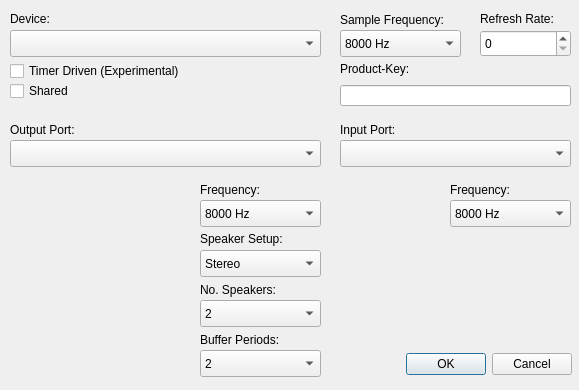
adalinbv/aax-support, file src/aaxconfig.ui: the form before one commit.
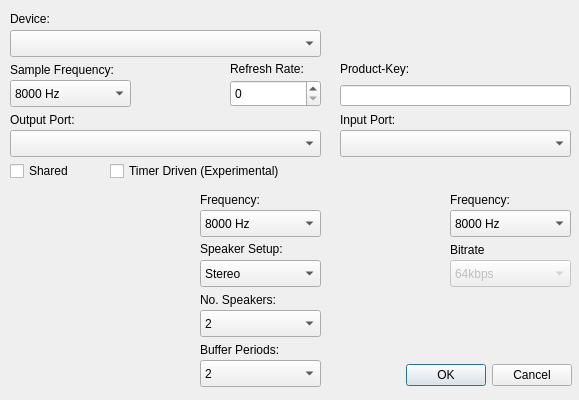
The form after the commit. Custom widgets are drawn as their Qt base class.

Commit message: rearange the UI a bit and keep track of <bitrate></bitrate> in case of 'AeonWave on Audio Files'

What changed in the file:
```diff
--- a/src/aaxconfig.ui
+++ b/src/aaxconfig.ui
@@ -7,19 +7,19 @@
     <x>0</x>
     <y>0</y>
     <width>579</width>
-    <height>390</height>
+    <height>400</height>
    </rect>
   </property>
   <property name="minimumSize">
    <size>
     <width>579</width>
-    <height>390</height>
+    <height>400</height>
    </size>
   </property>
   <property name="maximumSize">
    <size>
     <width>579</width>
-    <height>390</height>
+    <height>400</height>
    </size>
   </property>
   <property name="windowTitle">
@@ -55,7 +55,7 @@
    <property name="geometry">
     <rect>
      <x>200</x>
-     <y>250</y>
+     <y>260</y>
      <width>121</width>
      <height>27</height>
     </rect>
@@ -85,7 +85,7 @@
    <property name="geometry">
     <rect>
      <x>200</x>
-     <y>230</y>
+     <y>240</y>
      <width>121</width>
      <height>17</height>
     </rect>
@@ -121,7 +121,7 @@
    <property name="geometry">
     <rect>
      <x>200</x>
-     <y>180</y>
+     <y>190</y>
      <width>121</width>
      <height>20</height>
     </rect>
@@ -134,7 +134,7 @@
    <property name="geometry">
     <rect>
      <x>200</x>
-     <y>200</y>
+     <y>210</y>
      <width>121</width>
      <height>27</height>
     </rect>
@@ -204,7 +204,7 @@
    <property name="geometry">
     <rect>
      <x>200</x>
-     <y>300</y>
+     <y>310</y>
      <width>121</width>
      <height>27</height>
     </rect>
@@ -234,7 +234,7 @@
    <property name="geometry">
     <rect>
      <x>200</x>
-     <y>280</y>
+     <y>290</y>
      <width>121</width>
      <height>20</height>
     </rect>
@@ -247,7 +247,7 @@
    <property name="geometry">
     <rect>
      <x>10</x>
-     <y>140</y>
+     <y>130</y>
      <width>311</width>
      <height>27</height>
     </rect>
@@ -257,7 +257,7 @@
    <property name="geometry">
     <rect>
      <x>10</x>
-     <y>120</y>
+     <y>110</y>
      <width>151</width>
      <height>20</height>
     </rect>
@@ -270,7 +270,7 @@
    <property name="geometry">
     <rect>
      <x>450</x>
-     <y>180</y>
+     <y>190</y>
      <width>81</width>
      <height>20</height>
     </rect>
@@ -283,7 +283,7 @@
    <property name="geometry">
     <rect>
      <x>450</x>
-     <y>200</y>
+     <y>210</y>
      <width>121</width>
      <height>27</height>
     </rect>
@@ -353,7 +353,7 @@
    <property name="geometry">
     <rect>
      <x>340</x>
-     <y>120</y>
+     <y>110</y>
      <width>141</width>
      <height>20</height>
     </rect>
@@ -366,7 +366,7 @@
    <property name="geometry">
     <rect>
      <x>340</x>
-     <y>140</y>
+     <y>130</y>
      <width>231</width>
      <height>27</height>
     </rect>
@@ -376,7 +376,7 @@
    <property name="geometry">
     <rect>
      <x>0</x>
-     <y>190</y>
+     <y>200</y>
      <width>180</width>
      <height>180</height>
     </rect>
@@ -394,8 +394,8 @@
   <widget class="QLabel" name="label_general_sample_freq">
    <property name="geometry">
     <rect>
-     <x>340</x>
-     <y>10</y>
+     <x>10</x>
+     <y>60</y>
      <width>131</width>
      <height>20</height>
     </rect>
@@ -407,8 +407,8 @@
   <widget class="QComboBox" name="GeneralSampleFreq">
    <property name="geometry">
     <rect>
-     <x>340</x>
-     <y>30</y>
+     <x>10</x>
+     <y>80</y>
      <width>121</width>
      <height>27</height>
     </rect>
@@ -477,8 +477,8 @@
   <widget class="QSpinBox" name="RefreshRate">
    <property name="geometry">
     <rect>
-     <x>480</x>
-     <y>30</y>
+     <x>230</x>
+     <y>80</y>
      <width>91</width>
      <height>27</height>
     </rect>
@@ -487,8 +487,8 @@
   <widget class="QLabel" name="label_refresh_rate">
    <property name="geometry">
     <rect>
-     <x>480</x>
-     <y>10</y>
+     <x>230</x>
+     <y>60</y>
      <width>91</width>
      <height>17</height>
     </rect>
@@ -501,7 +501,7 @@
    <property name="geometry">
     <rect>
      <x>200</x>
-     <y>330</y>
+     <y>340</y>
      <width>121</width>
      <height>20</height>
     </rect>
@@ -514,7 +514,7 @@
    <property name="geometry">
     <rect>
      <x>200</x>
-     <y>350</y>
+     <y>360</y>
      <width>121</width>
      <height>27</height>
     </rect>
@@ -541,8 +541,8 @@
   <widget class="QCheckBox" name="Timer">
    <property name="geometry">
     <rect>
-     <x>10</x>
-     <y>60</y>
+     <x>110</x>
+     <y>160</y>
      <width>221</width>
      <height>22</height>
     </rect>
@@ -558,7 +558,7 @@
    <property name="geometry">
     <rect>
      <x>10</x>
-     <y>80</y>
+     <y>160</y>
      <width>97</width>
      <height>22</height>
     </rect>
@@ -574,7 +574,7 @@
    <property name="geometry">
     <rect>
      <x>351</x>
-     <y>348</y>
+     <y>359</y>
      <width>221</width>
      <height>32</height>
     </rect>
@@ -589,8 +589,8 @@
   <widget class="QLabel" name="graphicsView_logo">
    <property name="geometry">
     <rect>
-     <x>390</x>
-     <y>260</y>
+     <x>440</x>
+     <y>10</y>
      <width>130</width>
      <height>48</height>
     </rect>
@@ -608,6 +608,57 @@
     <set>Qt::AlignHCenter|Qt::AlignTop</set>
    </property>
   </widget>
+  <widget class="QComboBox" name="InputBitrate">
+   <property name="enabled">
+    <bool>false</bool>
+   </property>
+   <property name="geometry">
+    <rect>
+     <x>450</x>
+     <y>260</y>
+     <width>121</width>
+     <height>27</height>
+    </rect>
+   </property>
+   <item>
+    <property name="text">
+     <string>64kbps</string>
+    </property>
+   </item>
+   <item>
+    <property name="text">
+     <string>128kpbs</string>
+    </property>
+   </item>
+   <item>
+    <property name="text">
+     <string>192kbps</string>
+    </property>
+   </item>
+   <item>
+    <property name="text">
+     <string>256kbps</string>
+    </property>
+   </item>
+   <item>
+    <property name="text">
+     <string>320kbps</string>
+    </property>
+   </item>
+  </widget>
+  <widget class="QLabel" name="label_input_sample_bitrate">
+   <property name="geometry">
+    <rect>
+     <x>450</x>
+     <y>240</y>
+     <width>81</width>
+     <height>20</height>
+    </rect>
+   </property>
+   <property name="text">
+    <string>Bitrate</string>
+   </property>
+  </widget>
  </widget>
  <customwidgets>
   <customwidget>
```
Left out of the diff: 6 changed lines with no effect on the pictures. The commit also changes 3 other files.
